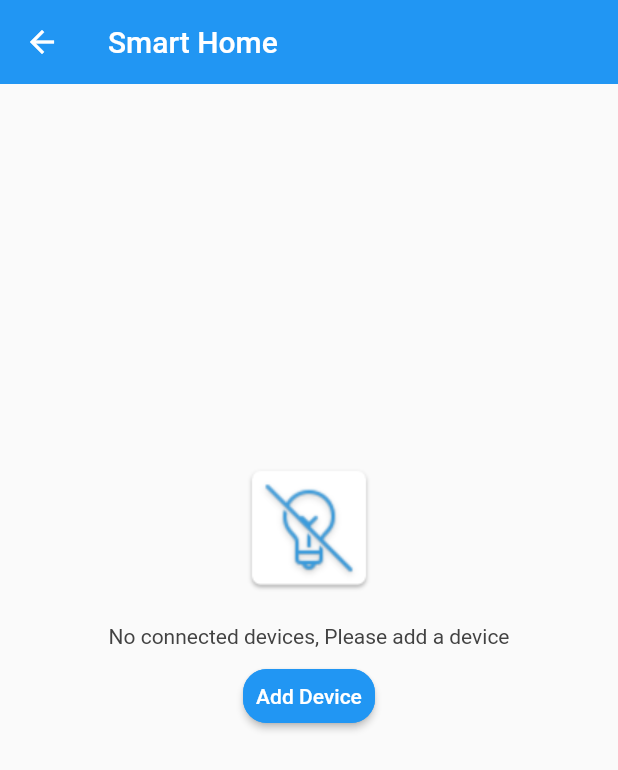
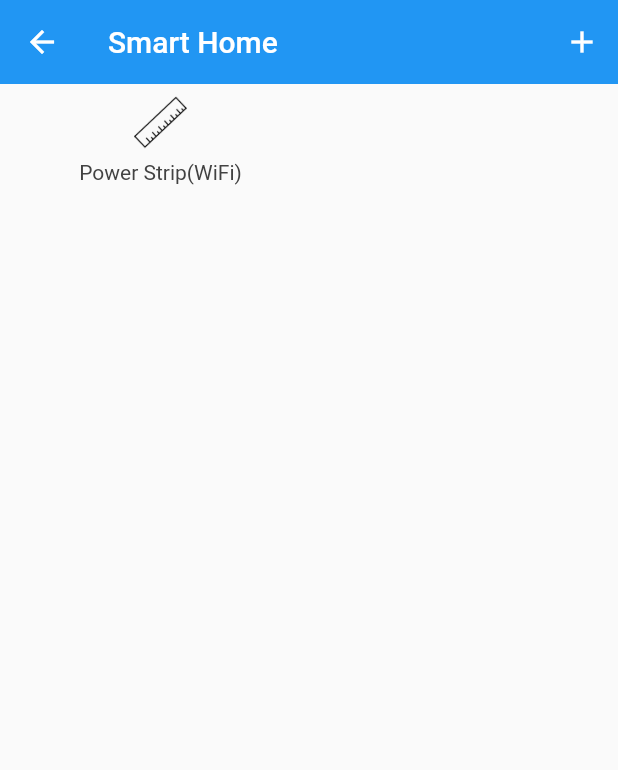
Before and after one commit to kartikshetti/flutter-smart_home, a Flutter app: the Second screen opened directly, after a tap on "Power Strip(WiFi)", on a phone screen of 412 x 824 dp. Shown: the top 770 px of the screen. Run offline on Flutter 3.47's test engine with Material 2 defaults, Android fonts, the phone set to English and light mode, and no system bars; our stand-ins replace firebase_database; accounts and stored records are empty; Roboto replaces fonts that are missing (Raleway).

```diff
--- a/lib/add_new_device_route.dart
+++ b/lib/add_new_device_route.dart
@@ -126,7 +126,7 @@ class _AddNewDeviceRoute extends State<AddNewDeviceRoute> with SingleTickerProvi
           ),
           bottom: getTabBar(),
         ),
-      //Set tabbarView as body of scaffold
+      //Set TabBarView as body of scaffold
       body: getTabBarView(<Widget>[First(), Second()]));
       /**body: Container(
         // Sets the padding in the main container
--- a/lib/device_tile.dart
+++ b/lib/device_tile.dart
@@ -1,10 +1,11 @@
 
+import 'package:flutter/cupertino.dart';
 import 'package:flutter/material.dart';
 import 'package:meta/meta.dart';
 import 'package:smart_home/device.dart';
 
-const _rowHeight = 100.0;
-final _borderRadius = BorderRadius.circular(_rowHeight/2);
+//const _rowHeight = 100.0;
+//final _borderRadius = BorderRadius.circular(_rowHeight/2);
 
 class DeviceTile extends StatelessWidget {
   final Device device;
@@ -28,7 +29,31 @@ class DeviceTile extends StatelessWidget {
 
   @override
   Widget build(BuildContext context) {
-    return Material(
+    return GestureDetector(
+        onTap: () => onTap(device),
+                child:Padding(
+                padding: EdgeInsets.only(left:8.0,right:8.0),
+                child:Column(
+                  crossAxisAlignment: CrossAxisAlignment.stretch,
+
+              children: [
+                  Padding(
+                  padding: EdgeInsets.only(top:8.0, bottom:8.0),
+                  child: Image.asset(device.iconLocation,
+                  height:35),
+                ),
+                   Text(
+                      device.name,
+                      textAlign: TextAlign.center,
+                      style: TextStyle(
+                          fontSize: 14
+                      ),
+                  )],
+            )
+
+    ));
+
+    /**return Material(
       color: Colors.transparent,
       child: Container(
         height: 300,
@@ -39,6 +64,7 @@ class DeviceTile extends StatelessWidget {
           child: Padding(
             padding: EdgeInsets.all(8.0),
             child: Row(
+
               children: [
                 Padding(
                   padding: EdgeInsets.all(8.0),
@@ -58,6 +84,6 @@ class DeviceTile extends StatelessWidget {
           ),
         ),
       ),
-    );
+    );**/
   }
 }
--- a/lib/main.dart
+++ b/lib/main.dart
@@ -3,7 +3,8 @@ import 'main_route.dart';
 void main() => runApp(MyApp());
 
 class MyApp extends StatelessWidget {
-  // This widget is the root of your application.
+
+
   @override
   Widget build(BuildContext context) {
     return MaterialApp(
--- a/lib/main_route.dart
+++ b/lib/main_route.dart
@@ -1,52 +1,24 @@
 
+import 'package:firebase_database/firebase_database.dart';
 import 'package:flutter/material.dart';
+import 'package:smart_home/device_info_route.dart';
 import 'device.dart';
 import 'device_tile.dart';
 import 'add_new_device_route.dart';
-class MainRoute extends StatefulWidget{
+class MainRoute extends StatelessWidget{
+    Device device;
+    BuildContext Context;
+   //Tabcontroller for bottom navbar
+   //TabController controller;
 
-  @override
-  _MainRouteState createState() => _MainRouteState();
-
-}
-
-class _MainRouteState extends State<MainRoute> with SingleTickerProviderStateMixin{
-  //Tabcontroller for bottom navbar
-  //TabController controller;
-
-  Device _currentDevice;
-  final _devices = <Device>[];
-  bool isDeviceListEmpty = true;
-
-
-  @override
-  void initState() {
-    super.initState();
-    //controller = TabController(length: 3,vsync: this);
-  }
-
-  @override
-  void dispose() {
-    //controller.dispose();
-    super.dispose();
-  }
+   Device _currentDevice;
+   static final _devices = <Device>[];
+   bool isDeviceListEmpty = true;
+   MainRoute({Key key,this.device}): super(key: key);
 
 
 
-  void _addDevices(Device device){
-    setState(() {
-      isDeviceListEmpty = false;
-      _devices.add(device);
-    });
-  }
-
-    void _onDeviceTap(Device device){
-        setState(() {
-          _currentDevice = device;
-        });
-    }
-
-    void _navigateToAddNewDevices(BuildContext context){
+/**void _navigateToAddNewDevices(BuildContext context){
 
         Navigator.of(context).push(MaterialPageRoute<Null>(
           builder: (BuildContext context) {
@@ -58,11 +30,26 @@ class _MainRouteState extends State<MainRoute> with SingleTickerProviderStateMix
             );
           },
         ));
-      }
+      }**/
+    void _onDeviceTap(Device device){
+      print(device.name+" was tapped");
+
+      Navigator.push(Context,MaterialPageRoute(
+        builder: (context) => DeviceInfoRoute(),
+        // Pass the arguments as part of the RouteSettings. The
+        // DetailScreen reads the arguments from these settings.
+        settings: RouteSettings(
+          arguments: device,
+        ),
+      ),
+      );
+
+    }
 
 
     Widget _buildDeviceWidgets(bool isDeviceListEmpty) {
       if (isDeviceListEmpty) {
+        print("came here");
         var column=
         Column(
           children: [Padding(
@@ -72,22 +59,22 @@ class _MainRouteState extends State<MainRoute> with SingleTickerProviderStateMix
               Padding(
               padding: EdgeInsets.all(8.0),
               child: Text(
-              'No connected devices, Please add a device'
-            )),
+              'No connected devices, Please click on '+' button to add a device'
+            ))]);
 
-      RaisedButton(
+      /**RaisedButton(
       child: Text('Add Device'),
-      onPressed: () => _navigateToAddNewDevices(context),
+      onPressed: () => _navigateToAddNewDevices(BuildContext context),
       textColor: Colors.white,
       color: Colors.blue,
       splashColor: Colors.blue[300],
       shape: RoundedRectangleBorder(
       borderRadius: BorderRadius.circular(16.0),
       side: BorderSide(color: Colors.blue)
-      ),
+      )
       padding: const EdgeInsets.all(8.0),
 
-      )]);
+      )]);**/
         return Center(
           child: Container(
               height: 240,
@@ -101,7 +88,7 @@ class _MainRouteState extends State<MainRoute> with SingleTickerProviderStateMix
       else {
         return GridView.count(
           crossAxisCount: 2,
-          childAspectRatio: 1,
+          childAspectRatio: 2,
           children: _devices.map((Device device) {
             return DeviceTile(
               device: device,
@@ -114,6 +101,14 @@ class _MainRouteState extends State<MainRoute> with SingleTickerProviderStateMix
 
   @override
   Widget build(BuildContext context) {
+  Context=context;
+  print("Inside build");
+    if(device!=null) {
+      print(device.name+"reached main route");
+      _devices.add(device);
+      isDeviceListEmpty=false;
+    }
+  print(_devices.length.toString()+"is the devices array len");
     final listView = Padding(
       padding: EdgeInsets.only(
           left: 8.0,
@@ -132,6 +127,24 @@ class _MainRouteState extends State<MainRoute> with SingleTickerProviderStateMix
           fontSize: 20.0,
         ),
       ),
+      actions: <Widget>[
+        IconButton(
+          icon: Icon(Icons.add),
+          onPressed: () {
+            print('Clicked on + icon');
+            Navigator.of(context).push(MaterialPageRoute<Null>(
+              builder: (BuildContext context) {
+                return Scaffold(
+
+                  body: AddNewDeviceRoute(
+
+                  ),
+                );
+              },
+            ));
+          },
+        ),
+      ],
     );
     /**final tabBar =TabBarView(
       // Add tabs as widgets
@@ -143,6 +156,7 @@ class _MainRouteState extends State<MainRoute> with SingleTickerProviderStateMix
     return Scaffold(
       appBar: appBar,
       body: listView,
+
 
       /**bottomNavigationBar:Material(
         color: Colors.blue,
--- a/lib/tabs/wifi_tab.dart
+++ b/lib/tabs/wifi_tab.dart
@@ -26,23 +26,19 @@ class Second extends StatelessWidget {
     'assets/icons/power.png',
     'assets/icons/currency.png',];
 
-  void _navigateToAddNewDevices(BuildContext context){
+  void _navigateToAddNewDevices(BuildContext context,Device device){
 
-    Navigator.of(context).push(MaterialPageRoute<Null>(
-      builder: (BuildContext context) {
-        return Scaffold(
+    Navigator.push(context,MaterialPageRoute(
+        builder: (context) => MainRoute(
+          device: device,
+        )),
+    );
+      }
 
-          body: MainRoute(
-
-          ),
-        );
-      },
-    ));
-  }
   void _onDeviceTap(Device device){
     print(device.name+" was tapped");
 
-   _navigateToAddNewDevices(Context);
+   _navigateToAddNewDevices(Context,device);
 
   }
 
@@ -59,8 +55,9 @@ class Second extends StatelessWidget {
   @override
   Widget build(BuildContext context) {
     //Construct the device list for the first build only
-    if(_devices.length==0)
+    if(_devices.length==0){
           buildDevicesList();
+    }
     Context = context;
     var gridview =  GridView.count(
       crossAxisCount: 2,
--- a/pubspec.yaml
+++ b/pubspec.yaml
@@ -23,6 +23,8 @@ dependencies:
   # The following adds the Cupertino Icons font to your application.
   # Use with the CupertinoIcons class for iOS style icons.
   cupertino_icons: ^0.1.2
+  firebase_database: ^3.0.7
+
 
 dev_dependencies:
   flutter_test:
@@ -57,6 +59,7 @@ flutter:
     - assets/icons/home_nofill.png
     - assets/icons/profile_nofill.png
     - assets/icons/scene_nofill.png
+
   # An image asset can refer to one or more resolution-specific "variants", see
   # https://flutter.dev/assets-and-images/#resolution-aware.
 
```
Also changed, not shown: lib/device_info_route.dart (added, +154 -0 lines), lib/tabs/bluetooth_tab.dart (+14 -19 lines), pubspec.lock, 7 other files.
